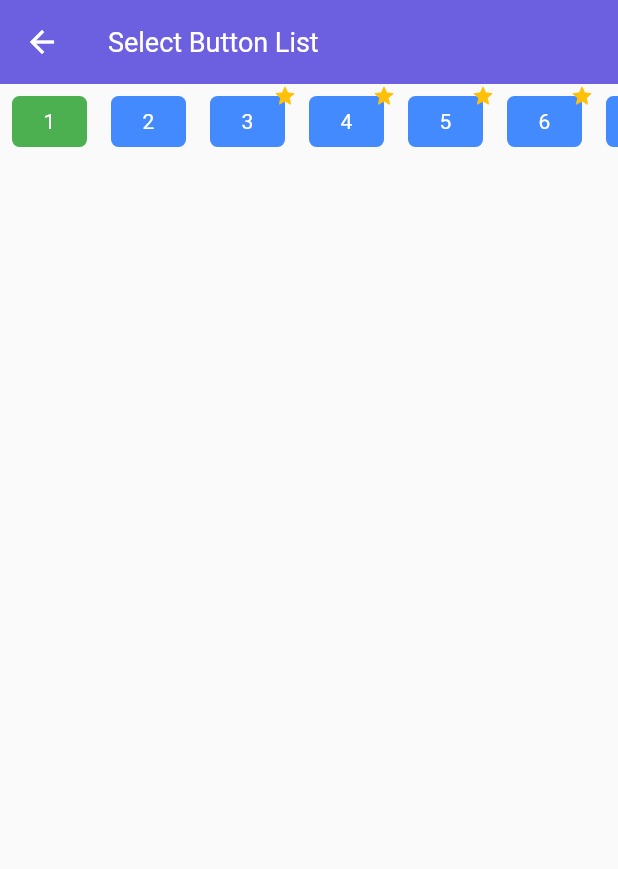
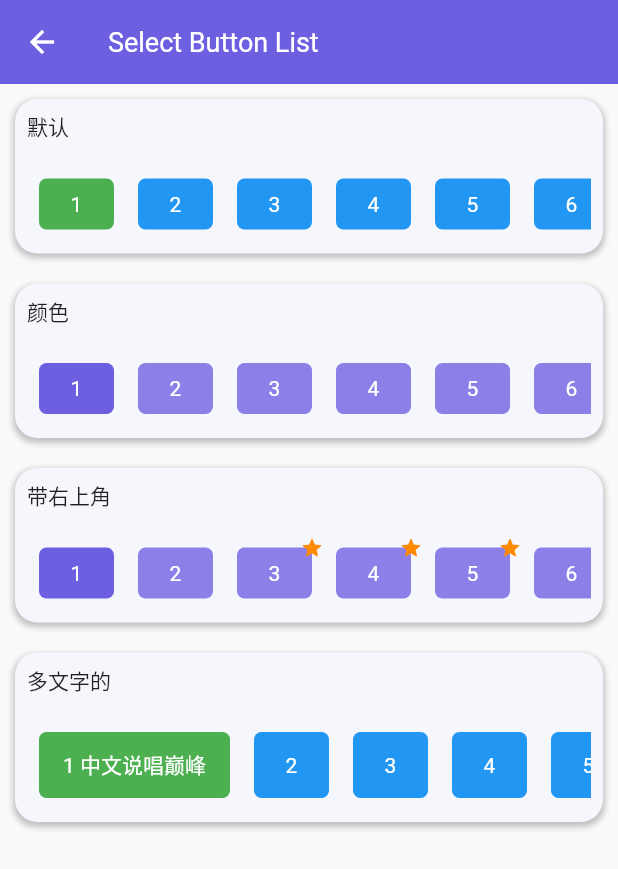
Before and after one commit to keep2zero/flutter_cxui, a Flutter app: the PageSelectButtonList screen opened by its route, on a phone screen of 412 x 824 dp. Shown: the top 869 px of the screen. Run offline on Flutter 3.47's test engine with Material 2 defaults, Android fonts, the phone set to English and light mode, and no system bars; our stand-ins replace ionicons.

Commit message:
opt: 优化select_button_list

```diff
--- a/lib/components/select_button_list/select_button_list.dart
+++ b/lib/components/select_button_list/select_button_list.dart
@@ -6,21 +6,27 @@ class CxSelectButtonList extends StatefulWidget {
     required this.data,
     required this.onChange,
     this.size,
-    this.boxColor = Colors.black,
+    this.fontSize,
+    this.boxColor = Colors.transparent,
     this.color = Colors.white,
-    this.bgColor = Colors.white38,
+    this.bgColor = Colors.blue,
     this.selectColor = Colors.white,
     this.selectBgColor = Colors.green,
     this.defaultSelect = 0,
     this.topRight,
     this.hasTopRight,
+    this.margin,
+    this.padding,
+    this.minWidth,
   });
 
   //数据
   final List<String> data;
 
   final Function onChange;
+  final double? fontSize;
   final double? size;
+  final double? minWidth;
   final Color? color;
   final Color? selectColor;
   final Color? bgColor;
@@ -29,6 +35,8 @@ class CxSelectButtonList extends StatefulWidget {
   final int? defaultSelect;
   final Widget? topRight;
   final List<int>? hasTopRight;
+  final EdgeInsetsGeometry? padding;
+  final EdgeInsetsGeometry? margin;
 
   @override
   State<CxSelectButtonList> createState() => _CxSelectButtonListState();
@@ -42,6 +50,7 @@ class _CxSelectButtonListState extends State<CxSelectButtonList> {
       height: widget.size ?? 60,
       color: widget.boxColor,
       child: ListView.builder(
+        // shrinkWrap: true,
         scrollDirection: Axis.horizontal,
         itemBuilder: itemBuilder,
         itemCount: widget.data.length,
@@ -50,7 +59,8 @@ class _CxSelectButtonListState extends State<CxSelectButtonList> {
   }
 
   Widget? itemBuilder(BuildContext context, int index) {
-    final stack = Stack(children: [
+    final stack = Stack(
+      children: [
         GestureDetector(
           onTap: () {
             widget.onChange(index, widget.data.elementAt(index));
@@ -58,28 +68,39 @@ class _CxSelectButtonListState extends State<CxSelectButtonList> {
               selectIndex = index;
             });
           },
-        child: Stack(children: [
+          child: Stack(
+            children: [
               Container(
+                constraints: BoxConstraints(minWidth: widget.minWidth ?? 50),
                 decoration: BoxDecoration(
-              color:
-                  selectIndex == index ? widget.selectBgColor : widget.bgColor,
+                  color: selectIndex == index
+                      ? widget.selectBgColor
+                      : widget.bgColor,
                   borderRadius: const BorderRadius.all(
                     Radius.circular(5),
                   ),
                 ),
-            margin: const EdgeInsets.all(8),
-            width: widget.size ?? 50,
+                padding: widget.padding ??
+                    const EdgeInsets.symmetric(vertical: 0, horizontal: 16),
+                margin: widget.margin ?? const EdgeInsets.all(8),
+                width: widget.size,
                 child: Center(
                   child: Text(
                     widget.data[index],
                     style: TextStyle(
-                color: selectIndex == index ? widget.selectColor : widget.color,
+                      fontSize: widget.fontSize ?? 14,
+                      color: selectIndex == index
+                          ? widget.selectColor
+                          : widget.color,
                     ),
-            )),
                   ),
-        ]),
                 ),
-    ]);
+              ),
+            ],
+          ),
+        ),
+      ],
+    );
 
     if (widget.topRight != null &&
         widget.hasTopRight != null &&
--- a/lib/pages/page_select_button_list.dart
+++ b/lib/pages/page_select_button_list.dart
@@ -1,4 +1,6 @@
 import 'package:flutter/material.dart';
+import 'package:flutter_cxui/components/card/card.dart';
+import 'package:flutter_cxui/config.dart';
 
 import '../components/select_button_list/select_button_list.dart';
 
@@ -16,21 +18,97 @@ class _PageSelectButtonListState extends State<PageSelectButtonList> {
       appBar: AppBar(
         title: const Text("Select Button List"),
       ),
-      body: CxSelectButtonList(
-        hasTopRight: [2, 3, 4, 5, 6, 7, 8],
+      body: Column(
+        children: [
+          CxCard(
+            margin: const EdgeInsets.all(10),
+            radius: 15,
+            shadow: true,
+            title: "默认",
+            body: Container(
+              child: defaultList(),
+            ),
+          ),
+          CxCard(
+            margin: const EdgeInsets.all(10),
+            radius: 15,
+            shadow: true,
+            title: "颜色",
+            body: Container(
+              child: normalList(),
+            ),
+          ),
+          CxCard(
+            margin: const EdgeInsets.all(10),
+            radius: 15,
+            shadow: true,
+            title: "带右上角",
+            body: Container(
+              child: starList(),
+            ),
+          ),
+          CxCard(
+            margin: const EdgeInsets.all(10),
+            radius: 15,
+            shadow: true,
+            title: "多文字的",
+            body: Container(
+              child: multiList(),
+            ),
+          ),
+        ],
+      ),
+    );
+  }
+
+  CxSelectButtonList starList() {
+    return CxSelectButtonList(
+      hasTopRight: const [2, 3, 4, 5, 6, 7, 8],
       topRight: Icon(
         Icons.grade_rounded,
-          color: Colors.amber,
+        color: CxConfig.highlight,
         size: 16,
       ),
       boxColor: Colors.transparent,
-        bgColor: Colors.blueAccent,
+      bgColor: CxConfig.primary.withAlpha(200),
+      selectBgColor: CxConfig.primary,
       size: 50,
       data: const <String>["1", "2", "3", "4", "5", "6", "7", "8", "9"],
       onChange: (index, item) {
         print("$index $item");
       },
-      ),
+    );
+  }
+
+  CxSelectButtonList normalList() {
+    return CxSelectButtonList(
+      boxColor: Colors.transparent,
+      bgColor: CxConfig.primary.withAlpha(200),
+      selectBgColor: CxConfig.primary,
+      size: 50,
+      data: const <String>["1", "2", "3", "4", "5", "6", "7", "8", "9"],
+      onChange: (index, item) {
+        print("$index $item");
+      },
+    );
+  }
+
+  CxSelectButtonList defaultList() {
+    return CxSelectButtonList(
+      size: 50,
+      data: const <String>["1", "2", "3", "4", "5", "6", "7", "8", "9"],
+      onChange: (index, item) {
+        print("$index $item");
+      },
+    );
+  }
+
+  CxSelectButtonList multiList() {
+    return CxSelectButtonList(
+      data: const <String>["1 中文说唱巅峰", "2", "3", "4", "5", "6", "7", "8", "9"],
+      onChange: (index, item) {
+        print("$index $item");
+      },
     );
   }
 }
```
Lines whose indentation alone changed are shown as unchanged.
